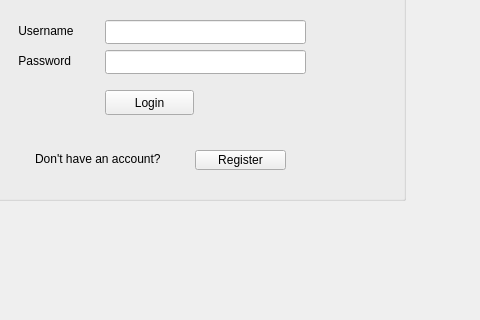
Qt form kOrganizify/src/mainwindow.ui (jelisavetagavrilovic/kOrganizify) before a commit; both pictures show x 215 to 695 and y 160 to 480 of the 800 by 600 pixel window.
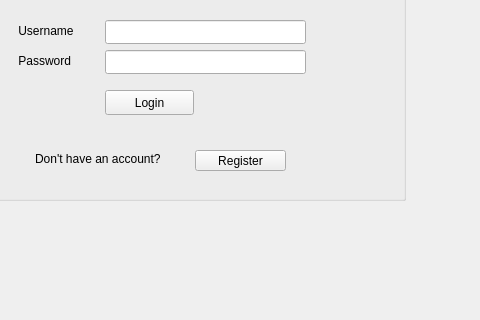
The same form after that commit.

```diff
--- a/kOrganizify/src/mainwindow.ui
+++ b/kOrganizify/src/mainwindow.ui
@@ -110,7 +110,7 @@
        <x>280</x>
        <y>240</y>
        <width>91</width>
-       <height>20</height>
+       <height>21</height>
       </rect>
      </property>
      <property name="text">
```
